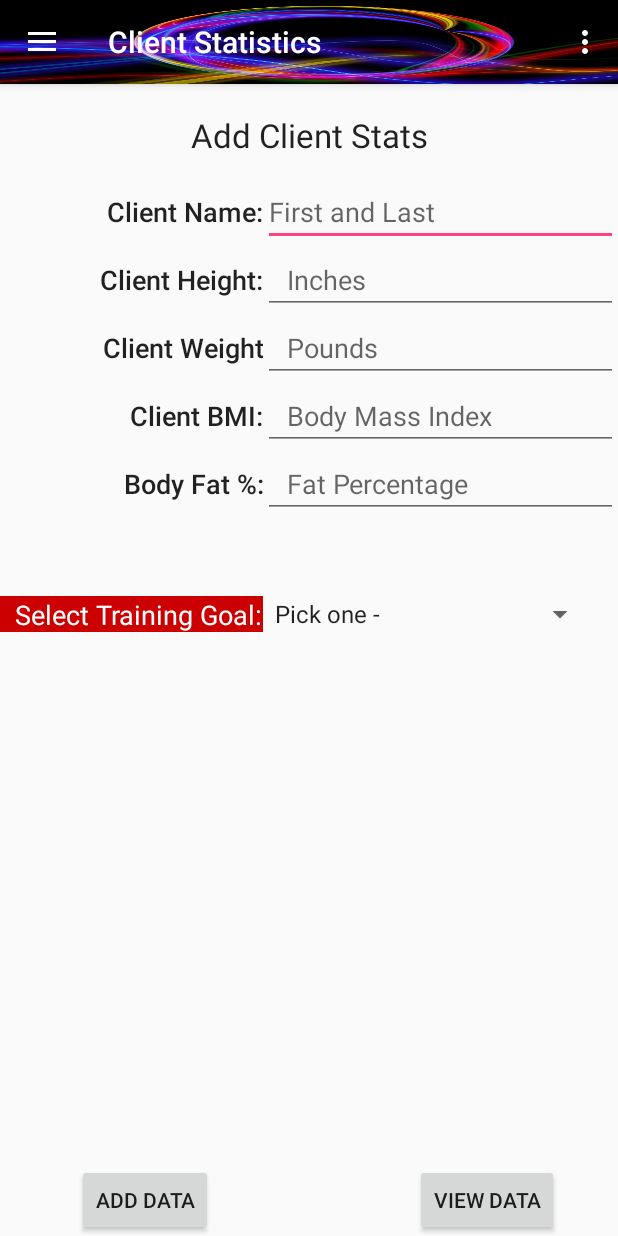
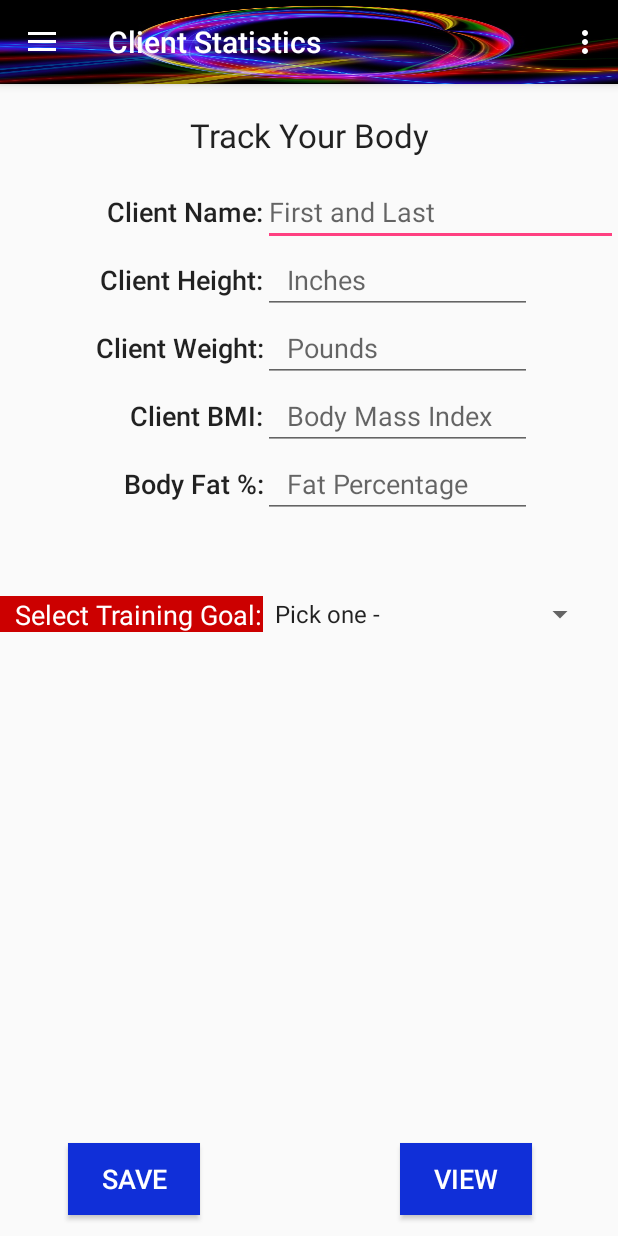
Before and after one commit to carylstuart77/MyTrainerAndI, an Android app: the screen it shows after launch (MainActivity), in the side drawer, after a tap on "Client Stats", on a phone screen of 412 x 824 dp. Run offline under Robolectric (Android 15) with nearby library versions, the phone set to English and light mode, and no system bars; libraries missing offline, so code that uses them is left out: com.j256.ormlite; 2 statements that could not run were skipped.

Commit message:
Baseline before I make some changes that may cause red.

```diff
--- a/app/src/main/java/edu/cnm/deepdive/mytrainerandi/Client4.java
+++ b/app/src/main/java/edu/cnm/deepdive/mytrainerandi/Client4.java
@@ -7,6 +7,7 @@ import android.view.View;
 import android.view.ViewGroup;
 import android.widget.Button;
 import android.widget.TextView;
+import android.widget.Toast;
 import com.j256.ormlite.android.apptools.OpenHelperManager;
 import edu.cnm.deepdive.mytrainerandi.entity.Client;
 import edu.cnm.deepdive.mytrainerandi.entity.FitnessHistory;
@@ -53,12 +54,12 @@ public class Client4 extends Fragment implements Button.OnClickListener{
 
 
     //Add Client Data
-    Button addbutton = inflate.findViewById(R.id.buttonAddClient);
-    addbutton.setOnClickListener(this);
+    Button savebutton = inflate.findViewById(R.id.btnAddClient);
+    savebutton.setOnClickListener(this);
 
     //?ASk Chris how to display data from db.
    //View Button
-    Button viewbutton = inflate.findViewById(R.id.buttonViewClient);
+    Button viewbutton = inflate.findViewById(R.id.btnViewClient);
     viewbutton.setOnClickListener(this);
     return inflate;
   }
@@ -68,6 +69,10 @@ public class Client4 extends Fragment implements Button.OnClickListener{
     super.onViewCreated(view, savedInstanceState);
 
     getActivity().setTitle("Client Statistics");
+  }
+  //Pop up with which button was picked using Toast.
+  public void showTextNotification(String msgToDisplay) {
+    Toast.makeText(getActivity(), msgToDisplay, Toast.LENGTH_SHORT).show();
   }
 
   @Override
@@ -87,6 +92,10 @@ public class Client4 extends Fragment implements Button.OnClickListener{
       newfitnesshistory.setFat(Double.parseDouble(mClientFat.getText().toString()));
       //?Ask Chris about Spinner field
       helper.getFitnessHistoryDao().create(newfitnesshistory);
+
+      if (view.getId() == R.id.btnAddClient) {
+        showTextNotification("Saved");
+      }
 
     } catch (SQLException e) {
       e.printStackTrace();
--- a/app/src/main/res/layout/client4.xml
+++ b/app/src/main/res/layout/client4.xml
@@ -13,7 +13,7 @@
     android:layout_marginTop="19dp"
     android:layout_alignParentTop="true"
     android:layout_centerHorizontal="true"
-    android:text="Add Client Stats"
+    android:text="Track Your Body"
     android:textAlignment="center"
     android:textAppearance="@style/Base.TextAppearance.AppCompat.Large"/>
 
@@ -26,31 +26,31 @@
     android:layout_below="@+id/textTitle"
     android:layout_toEndOf="@+id/textView4"
     android:hint="First and Last"
-    android:textAlignment="viewStart"/>
+    android:textAlignment="textStart"/>
 
   <EditText
     android:id="@+id/editClientHeight"
     android:layout_width="wrap_content"
     android:layout_height="wrap_content"
-    android:layout_alignParentEnd="true"
+    android:layout_alignEnd="@+id/btnViewClient"
     android:layout_below="@+id/editClientName"
-    android:layout_toEndOf="@+id/textClientWeight"
+    android:layout_toEndOf="@+id/textClientName1"
     android:paddingLeft="@dimen/activity_horizontal_margin"
     android:hint="Inches"
     android:inputType="numberDecimal"
-    android:textAlignment="viewStart"/>
+    android:textAlignment="textStart"/>
 
   <EditText
     android:id="@+id/editClientWeight"
     android:layout_width="wrap_content"
     android:layout_height="wrap_content"
-    android:layout_alignParentEnd="true"
-    android:layout_alignStart="@+id/editClientName"
+    android:layout_alignEnd="@+id/editClientHeight"
     android:layout_below="@+id/editClientHeight"
+    android:layout_toEndOf="@+id/textClientHeight"
     android:paddingLeft="@dimen/activity_horizontal_margin"
     android:hint="Pounds"
     android:inputType="numberDecimal"
-    />
+    android:textAlignment="textStart"/>
   <EditText
     android:id="@+id/editClientBMI"
     android:layout_width="wrap_content"
@@ -60,17 +60,18 @@
     android:layout_below="@+id/editClientWeight"
     android:paddingLeft="@dimen/activity_horizontal_margin"
     android:hint="Body Mass Index"
-    android:inputType="numberDecimal"/>
+    android:inputType="numberDecimal"
+    />
   <EditText
     android:id="@+id/editClientFat"
     android:layout_width="wrap_content"
     android:layout_height="wrap_content"
-    android:layout_alignEnd="@+id/editClientBMI"
     android:layout_alignStart="@+id/editClientBMI"
     android:layout_below="@+id/editClientBMI"
     android:paddingLeft="@dimen/activity_horizontal_margin"
     android:hint="Fat Percentage"
-    android:inputType="numberDecimal"/>
+    android:inputType="numberDecimal"
+    android:layout_alignEnd="@+id/editClientBMI"/>
 
   <LinearLayout
     android:layout_width="match_parent"
@@ -108,21 +109,18 @@
 
 
   <Button
-    android:id="@+id/buttonViewClient"
+    android:id="@+id/btnAddClient"
     android:layout_width="wrap_content"
     android:layout_height="wrap_content"
-    android:text="View Data"
-    android:layout_marginEnd="39dp"
+    android:layout_marginEnd="42dp"
+    android:background="#102fd8"
+    android:text="SAVE"
+    android:textColor="@android:color/background_light"
+    android:textColorLink="@color/colorPrimary"
+    android:textSize="18sp"
     android:layout_alignParentBottom="true"
-    android:layout_alignParentEnd="true"/>
-  <Button
-    android:id="@+id/buttonAddClient"
-    android:layout_width="wrap_content"
-    android:layout_height="wrap_content"
-    android:text="Add Data"
-    android:layout_marginEnd="33dp"
-    android:layout_alignParentBottom="true"
-    android:layout_toStartOf="@+id/spinnerGoal"/>
+    android:layout_toStartOf="@+id/spinnerGoal"
+    android:layout_marginBottom="14dp"/>
   <TextView
     android:id="@+id/textClientName1"
     android:layout_width="wrap_content"
@@ -133,7 +131,6 @@
     android:layout_toStartOf="@+id/editClientName"
     android:gravity="left|center"
     android:text="Client Name:"
-
     android:textAlignment="textEnd"
     android:textAppearance="@style/TextAppearance.AppCompat.Body2"
     android:textSize="18sp"/>
@@ -144,7 +141,7 @@
     android:layout_alignBottom="@+id/editClientHeight"
     android:layout_alignParentStart="true"
     android:layout_below="@+id/textClientName1"
-    android:layout_toStartOf="@+id/editClientHeight"
+    android:layout_toStartOf="@+id/editClientName"
     android:gravity="left|center"
     android:text="Client Height:"
     android:textAlignment="textEnd"
@@ -156,13 +153,14 @@
     android:layout_height="wrap_content"
     android:layout_alignBottom="@+id/editClientWeight"
     android:layout_alignParentStart="true"
+    android:layout_below="@+id/editClientHeight"
     android:layout_toStartOf="@+id/editClientWeight"
     android:gravity="left|center"
-    android:text="Client Weight"
+    android:text="Client Weight:"
     android:textAlignment="textEnd"
     android:textAppearance="@style/TextAppearance.AppCompat.Body2"
     android:textSize="18sp"
-    android:layout_below="@+id/editClientHeight"/>
+    android:layout_alignEnd="@+id/textClientHeight"/>
   <TextView
     android:id="@+id/textClientBMI"
     android:layout_width="wrap_content"
@@ -175,7 +173,8 @@
     android:text="Client BMI:"
     android:textAlignment="textEnd"
     android:textAppearance="@style/TextAppearance.AppCompat.Body2"
-    android:textSize="18sp"/>
+    android:textSize="18sp"
+    android:layout_alignEnd="@+id/textClientWeight"/>
   <TextView
     android:id="@+id/textClientFat"
     android:layout_width="wrap_content"
@@ -188,7 +187,20 @@
     android:textAlignment="textEnd"
     android:textAppearance="@style/TextAppearance.AppCompat.Body2"
     android:textSize="18sp"
-    android:layout_toStartOf="@+id/editClientBMI"/>
+    android:layout_toStartOf="@+id/editClientBMI"
+    android:layout_alignEnd="@+id/textClientBMI"/>
+  <Button
+    android:id="@+id/btnViewClient"
+    android:layout_width="wrap_content"
+    android:layout_height="wrap_content"
+    android:layout_marginEnd="57dp"
+    android:background="?attr/colorPrimary"
+    android:text="View"
+    android:textColor="@android:color/background_light"
+    android:textSize="18sp"
+    android:layout_alignBaseline="@+id/btnAddClient"
+    android:layout_alignBottom="@+id/btnAddClient"
+    android:layout_alignParentEnd="true"/>
 
 
 </RelativeLayout>
--- a/app/src/main/res/values/colors.xml
+++ b/app/src/main/res/values/colors.xml
@@ -1,6 +1,6 @@
 <?xml version="1.0" encoding="utf-8"?>
 <resources>
-  <color name="colorPrimary">#243ed1</color>
+  <color name="colorPrimary">#102fd8</color>
   <color name="colorPrimaryDark">#303F9F</color>
   <color name="colorAccent">#FF4081</color>
 </resources>
```
Also changed, not shown: app/src/main/java/edu/cnm/deepdive/mytrainerandi/Trainer3.java (+28 -8 lines), app/src/main/java/edu/cnm/deepdive/mytrainerandi/adapters/ScheduleDay2ListAdapter.java (+7 -3 lines), app/src/main/java/edu/cnm/deepdive/mytrainerandi/helpers/OrmHelper.java (+34 -12 lines), app/src/main/res/layout/day2.xml (+24 -6 lines), app/src/main/res/layout/schedule_item.xml (+7 -5 lines), app/src/main/res/drawable/bluepill.png (added).
